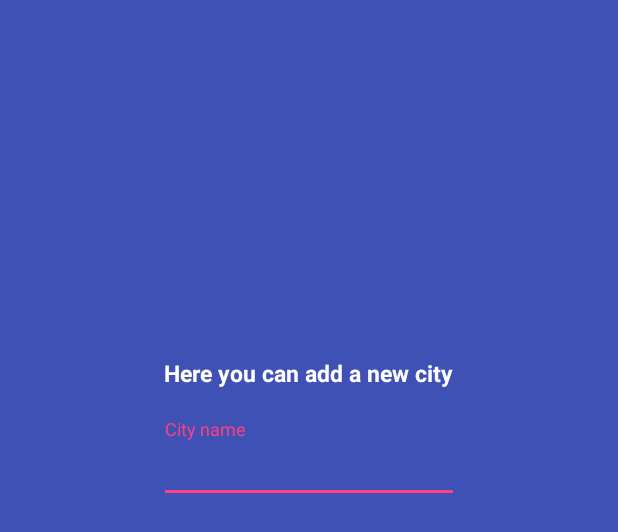
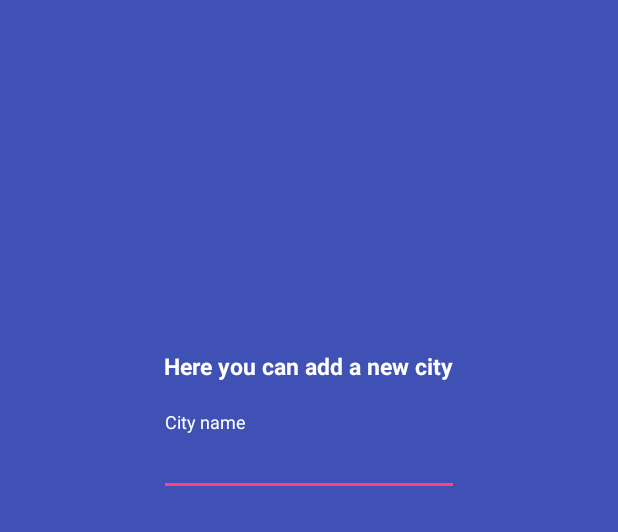
Before and after one commit to konradrutkowski/SunnyWeather, an Android app: the layout add_new_city_fragment_layout.xml on its own in the app's theme, with its tools: preview values and no code run, on a phone screen of 412 x 824 dp. Shown: the top 532 px of the screen. Run offline under Robolectric (Android 15) with nearby library versions, the phone set to English and light mode, and no system bars.

Commit message:
ainput new city screen

```diff
--- a/app/src/main/java/com/pjkr/sunnyweather/PermissionInteraction.kt
+++ b/app/src/main/java/com/pjkr/sunnyweather/PermissionInteraction.kt
@@ -1,8 +1,8 @@
 package com.pjkr.sunnyweather
 
 /**
- * Created by root on 20.09.2017.
- */
+* Created by Konrad Rutkowski on 20.09.2017.
+*/
 interface PermissionInteraction {
 
     fun handleThePermission(requestCode: Int,
--- a/app/src/main/java/com/pjkr/sunnyweather/location/CurrentLocation.kt
+++ b/app/src/main/java/com/pjkr/sunnyweather/location/CurrentLocation.kt
@@ -1,8 +1,8 @@
 package com.pjkr.sunnyweather.location
 
 /**
- * Created by root on 31.08.2017.
- */
+* Created by Konrad Rutkowski on 31.08.2017.
+*/
 public class CurrentLocation private constructor() {
 
     private object Holder { val INSTANCE = CurrentLocation() }
--- a/app/src/main/java/com/pjkr/sunnyweather/welcome/WelcomeActivity.kt
+++ b/app/src/main/java/com/pjkr/sunnyweather/welcome/WelcomeActivity.kt
@@ -7,8 +7,8 @@ import com.pjkr.sunnyweather.R
 import com.pjkr.sunnyweather.startFragment
 
 /**
- * Created by root on 18.09.2017.
- */
+* Created by Konrad Rutkowski on 18.09.2017.
+*/
 
 class WelcomeActivity : AppCompatActivity() {
 
--- a/app/src/main/res/layout/add_new_city_fragment_layout.xml
+++ b/app/src/main/res/layout/add_new_city_fragment_layout.xml
@@ -1,5 +1,7 @@
 <?xml version="1.0" encoding="utf-8"?>
 <RelativeLayout xmlns:android="http://schemas.android.com/apk/res/android"
+    xmlns:app="http://schemas.android.com/apk/res-auto"
+    xmlns:tools="http://schemas.android.com/tools"
     android:layout_width="match_parent"
     android:layout_height="match_parent"
     android:background="@color/colorPrimary">
@@ -9,31 +11,42 @@
         android:layout_height="wrap_content"
         android:layout_centerInParent="true"
         android:gravity="center_horizontal"
-        android:paddingBottom="50dp"
-        android:orientation="vertical">
+        android:orientation="vertical"
+        android:paddingBottom="50dp">
 
         <TextView
             android:layout_width="wrap_content"
             android:layout_height="wrap_content"
+            android:layout_marginBottom="20dp"
             android:text="Here you can add a new city"
             android:textColor="@android:color/white"
             android:textSize="15sp"
-            android:layout_marginBottom="20dp"
             android:textStyle="bold" />
+
         <android.support.design.widget.TextInputLayout
             android:layout_width="match_parent"
-            android:layout_height="wrap_content">
+            android:layout_height="wrap_content"
+            android:paddingBottom="10dp"
+            android:textColorHighlight="@android:color/white"
+            android:textColorHint="@android:color/white"
+            app:hintTextAppearance="@style/TextInputLayoutStyle"
+            app:passwordToggleTint="@android:color/white"
+            app:backgroundTint="@android:color/white"
+  >
 
             <AutoCompleteTextView
-                android:id="@+id/input"
+                android:id="@+id/textCityInput"
+                style="@style/AccentColor"
                 android:layout_width="match_parent"
                 android:layout_height="wrap_content"
                 android:hint="City name"
                 android:imeOptions="actionDone"
+                android:inputType="text"
                 android:textColor="@android:color/white"
-                android:inputType="text" />
+                app:backgroundTint="@android:color/white" />
 
         </android.support.design.widget.TextInputLayout>
+
         <ImageView
             android:id="@+id/add_location_picture"
             android:layout_width="200dp"
--- a/app/src/main/res/values/styles.xml
+++ b/app/src/main/res/values/styles.xml
@@ -8,10 +8,18 @@
         <item name="colorAccent">@color/colorAccent</item>
     </style>
 
-    <style name="ToolBarStyle" parent="Theme.AppCompat">
-        <item name="android:textColorPrimary">@android:color/white</item>
-        <item name="android:textColorSecondary">@android:color/white</item>
-        <item name="actionMenuTextColor">@android:color/white</item>
+    <style name="TextInputLayoutStyle">
+        <item name="colorPrimary">#673AB7</item>
+        <item name="colorPrimaryDark">#512DA8</item>
+        <item name="colorAccent">#efd4dd</item>
+        <item name="colorControlActivated">@color/grey</item>
+        <item name="android:textSize">12sp</item>
+
+    </style>
+
+    <style name="AccentColor">
+        <item name="colorAccent">#efd4dd</item>
+
     </style>
 
     <style name="headerElementStyle">
--- a/build.gradle
+++ b/build.gradle
@@ -1,13 +1,13 @@
 // Top-level build file where you can add configuration options common to all sub-projects/modules.
 
 buildscript {
-    ext.kotlin_version = '1.1.4-2'
+    ext.kotlin_version = '1.1.50'
     repositories {
         google()
         jcenter()
     }
     dependencies {
-        classpath 'com.android.tools.build:gradle:3.0.0-beta5'
+        classpath 'com.android.tools.build:gradle:3.0.0-beta6'
         classpath "org.jetbrains.kotlin:kotlin-gradle-plugin:$kotlin_version"
 
         // NOTE: Do not place your application dependencies here; they belong
```
Also changed, not shown: app/src/main/java/com/pjkr/sunnyweather/RequestCodes.kt (added, +10 -0 lines), app/src/main/java/com/pjkr/sunnyweather/data/usercity/UserCityData.java (deleted, +0 -8 lines), app/src/main/java/com/pjkr/sunnyweather/data/usercity/UserCityData.kt (added, +7 -0 lines), app/src/main/java/com/pjkr/sunnyweather/welcome/NoLocationsFragment.kt (+25 -21 lines), app/src/main/java/com/pjkr/sunnyweather/welcome/inputlocation/InputLocationFragment.kt (added, +31 -0 lines), app/src/main/res/drawable/gps_user_100x100.webp (added), 2 other files.
